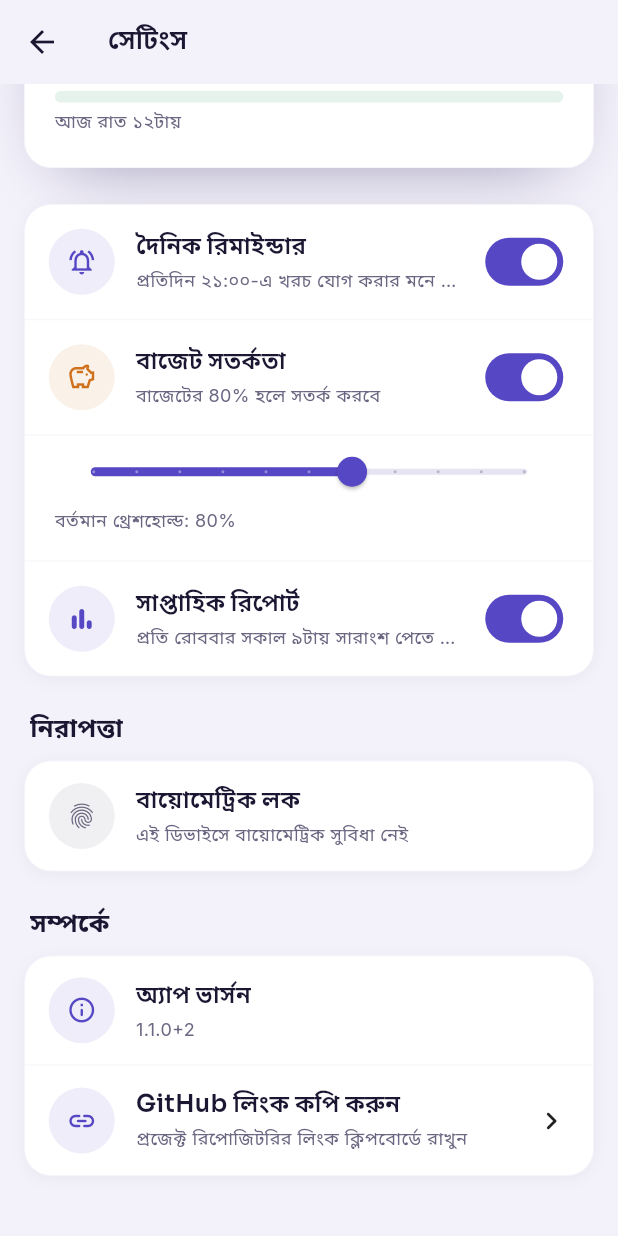
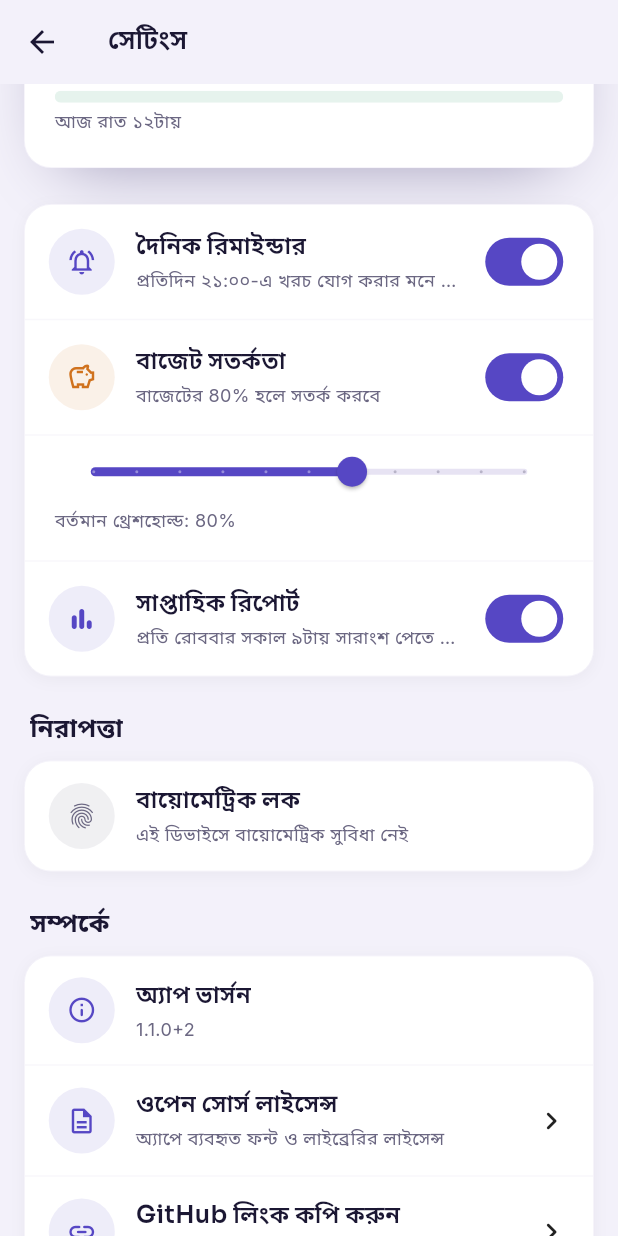
Before and after one commit to khokanuzzaman/Gemini_chat, a Flutter app: the SettingsScreen screen opened directly, scrolled down 1548 dp, on a phone screen of 412 x 824 dp. Run offline on Flutter 3.47's test engine with Material 3 defaults, Android fonts, the phone set to English and light mode, and no system bars; our stand-ins replace cloud_firestore, connectivity_plus, csv, firebase_analytics, firebase_auth, firebase_core and 16 more; missing offline and left inert: encrypt, extension_google_sign_in_as_googleapis_auth, google_mlkit_text_recognition, googleapis, purchases_flutter, purchases_ui_flutter and 1 more; accounts and stored records are empty; generated files the repository leaves out were written again.

Commit message:
feat(settings): open-source licences row (shows registered font OFL texts)
Co-Authored-By: Claude Sonnet 5.5 <noreply@anthropic.com>

```diff
--- a/lib/features/settings/settings_screen.dart
+++ b/lib/features/settings/settings_screen.dart
@@ -451,6 +451,18 @@ class _SettingsScreenState extends ConsumerState<SettingsScreen> {
               subtitle: 'GPT-4o mini · Whisper · ML Kit OCR',
               trailing: const SizedBox.shrink(),
             ),
+          AppListTile(
+            leadingIcon: Icons.description_outlined,
+            leadingColor: context.appColors.primary,
+            title: 'ওপেন সোর্স লাইসেন্স',
+            subtitle: 'অ্যাপে ব্যবহৃত ফন্ট ও লাইব্রেরির লাইসেন্স',
+            trailing: const Icon(Icons.chevron_right_rounded),
+            onTap: () => showLicensePage(
+              context: context,
+              applicationName: AppStrings.appName,
+              applicationVersion: _version,
+            ),
+          ),
           AppListTile(
             leadingIcon: Icons.link_rounded,
             leadingColor: context.appColors.primary,
```
